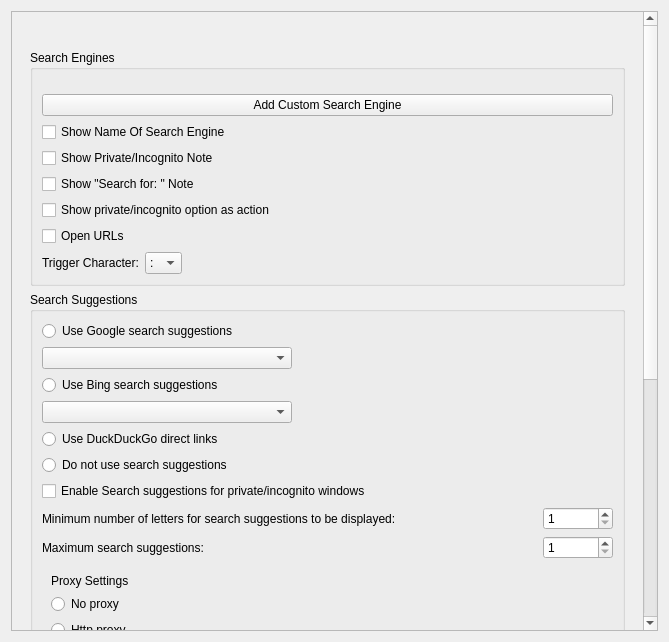
alex1701c/QuickWebShortcuts, file src/config/quick_web_shortcuts_config.ui: the form before one commit.
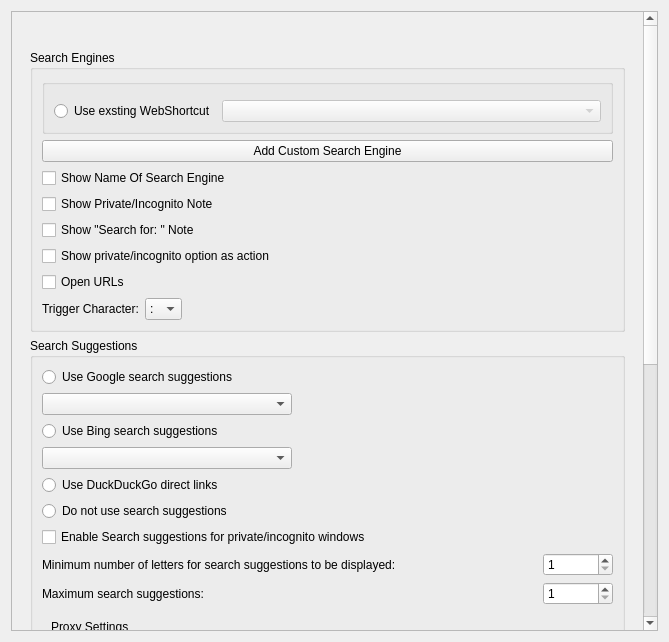
The form after the commit.

Commit message: Existing WebShortcuts can now be used within this plugin

Patch:
```diff
--- a/src/config/quick_web_shortcuts_config.ui
+++ b/src/config/quick_web_shortcuts_config.ui
@@ -32,7 +32,7 @@
         <x>0</x>
         <y>0</y>
         <width>632</width>
-        <height>1192</height>
+        <height>1241</height>
        </rect>
       </property>
       <layout class="QGridLayout" name="gridLayout_2">
@@ -67,10 +67,35 @@
             </property>
             <layout class="QVBoxLayout" name="verticalLayout_3">
              <item>
+              <widget class="QGroupBox" name="groupBox">
               <layout class="QVBoxLayout" name="verticalLayout_5">
                <property name="topMargin">
                 <number>15</number>
                </property>
+                <item>
+                 <layout class="QHBoxLayout" name="horizontalLayout_2">
+                  <item>
+                   <widget class="QRadioButton" name="useWebshortcutRadioButton">
+                    <property name="sizePolicy">
+                     <sizepolicy hsizetype="Fixed" vsizetype="Fixed">
+                      <horstretch>0</horstretch>
+                      <verstretch>0</verstretch>
+                     </sizepolicy>
+                    </property>
+                    <property name="text">
+                     <string>Use exsting WebShortcut</string>
+                    </property>
+                   </widget>
+                  </item>
+                  <item>
+                   <widget class="QComboBox" name="webShortcutComboBox">
+                    <property name="enabled">
+                     <bool>false</bool>
+                    </property>
+                   </widget>
+                  </item>
+                 </layout>
+                </item>
                <item>
                 <layout class="QVBoxLayout" name="searchEnginesItemLayout">
                  <property name="spacing">
@@ -79,6 +104,7 @@
                 </layout>
                </item>
               </layout>
+              </widget>
              </item>
              <item>
               <widget class="QPushButton" name="addSearchEngine">
```
Lines whose indentation alone changed are shown as unchanged. The commit also changes 6 other files.
